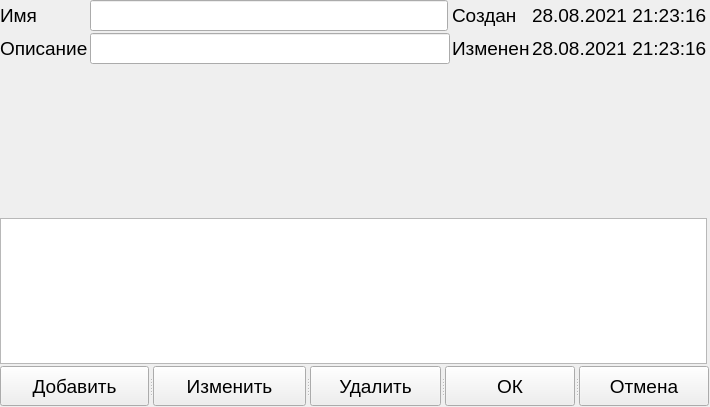
First picture: the form in QtClient/QtClimaClient/Frames/Graphs/TempProfileEditorFrame.ui, repository ciberslavik/climacore, before the edit.
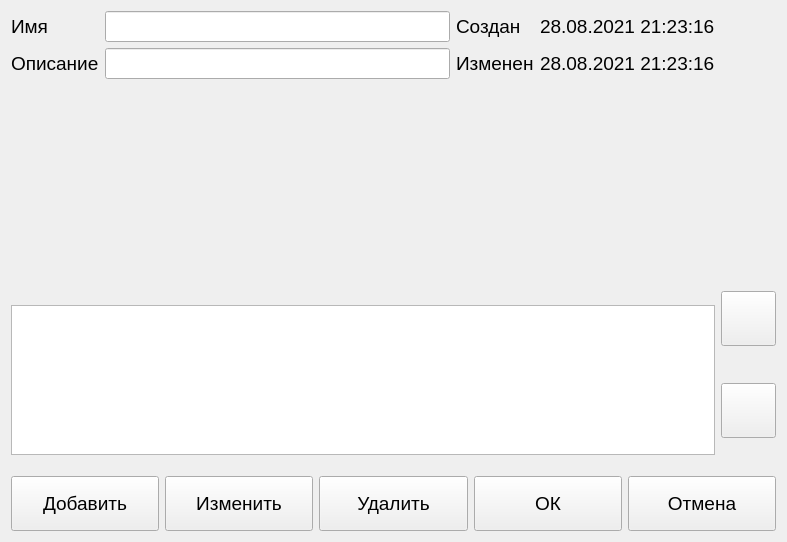
Second picture: the form after the edit. Icons and pictures are not drawn. Custom widgets are drawn as their Qt base class.

```diff
--- a/QtClient/QtClimaClient/Frames/Graphs/TempProfileEditorFrame.ui
+++ b/QtClient/QtClimaClient/Frames/Graphs/TempProfileEditorFrame.ui
@@ -6,8 +6,8 @@
    <rect>
     <x>0</x>
     <y>0</y>
-    <width>710</width>
-    <height>407</height>
+    <width>787</width>
+    <height>542</height>
    </rect>
   </property>
   <property name="font">
@@ -19,58 +19,6 @@
    <string>Form</string>
   </property>
   <layout class="QGridLayout" name="gridLayout">
-   <property name="leftMargin">
-    <number>0</number>
-   </property>
-   <property name="topMargin">
-    <number>0</number>
-   </property>
-   <property name="rightMargin">
-    <number>1</number>
-   </property>
-   <property name="bottomMargin">
-    <number>1</number>
-   </property>
-   <property name="spacing">
-    <number>2</number>
-   </property>
-   <item row="2" column="0" colspan="6">
-    <widget class="QCustomPlot" name="plot" native="true">
-     <property name="minimumSize">
-      <size>
-       <width>0</width>
-       <height>150</height>
-      </size>
-     </property>
-    </widget>
-   </item>
-   <item row="1" column="0">
-    <widget class="QLabel" name="label_3">
-     <property name="text">
-      <string>Описание</string>
-     </property>
-    </widget>
-   </item>
-   <item row="1" column="4">
-    <widget class="QLabel" name="lblEditDate">
-     <property name="text">
-      <string>28.08.2021 21:23:16</string>
-     </property>
-    </widget>
-   </item>
-   <item row="1" column="3">
-    <widget class="QLabel" name="label_6">
-     <property name="text">
-      <string>Изменен</string>
-     </property>
-    </widget>
-   </item>
-   <item row="1" column="1" colspan="2">
-    <widget class="QClickableLineEdit" name="txtDescription"/>
-   </item>
-   <item row="3" column="0" colspan="5">
-    <widget class="QTableView" name="table"/>
-   </item>
    <item row="0" column="0">
     <widget class="QLabel" name="label">
      <property name="text">
@@ -81,30 +29,166 @@
    <item row="0" column="1">
     <widget class="QClickableLineEdit" name="txtName"/>
    </item>
-   <item row="0" column="3">
+   <item row="0" column="2">
     <widget class="QLabel" name="label_4">
      <property name="text">
       <string>Создан</string>
      </property>
     </widget>
    </item>
-   <item row="0" column="4">
+   <item row="0" column="3">
     <widget class="QLabel" name="lblCreationDate">
      <property name="text">
       <string>28.08.2021 21:23:16</string>
      </property>
     </widget>
    </item>
-   <item row="4" column="0" colspan="6">
-    <widget class="QSplitter" name="splitter">
+   <item row="1" column="0">
+    <widget class="QLabel" name="label_3">
+     <property name="text">
+      <string>Описание</string>
+     </property>
+    </widget>
+   </item>
+   <item row="1" column="1">
+    <widget class="QClickableLineEdit" name="txtDescription"/>
+   </item>
+   <item row="1" column="2">
+    <widget class="QLabel" name="label_6">
+     <property name="text">
+      <string>Изменен</string>
+     </property>
+    </widget>
+   </item>
+   <item row="1" column="3">
+    <widget class="QLabel" name="lblEditDate">
+     <property name="text">
+      <string>28.08.2021 21:23:16</string>
+     </property>
+    </widget>
+   </item>
+   <item row="2" column="0" colspan="5">
+    <widget class="QCustomPlot" name="plot" native="true">
+     <property name="minimumSize">
+      <size>
+       <width>0</width>
+       <height>200</height>
+      </size>
+     </property>
+    </widget>
+   </item>
+   <item row="3" column="0" colspan="4">
+    <widget class="QTableView" name="table">
+     <property name="maximumSize">
+      <size>
+       <width>16777215</width>
+       <height>150</height>
+      </size>
+     </property>
+    </widget>
+   </item>
+   <item row="3" column="4">
+    <layout class="QVBoxLayout" name="verticalLayout">
+     <item>
+      <widget class="QPushButton" name="pushButton">
+       <property name="minimumSize">
+        <size>
+         <width>55</width>
+         <height>55</height>
+        </size>
+       </property>
+       <property name="maximumSize">
+        <size>
+         <width>55</width>
+         <height>55</height>
+        </size>
+       </property>
+       <property name="text">
+        <string/>
+       </property>
+       <property name="icon">
+        <iconset resource="../../Resources.qrc">
+         <normaloff>:/Images/circled-left.png</normaloff>:/Images/circled-left.png</iconset>
+       </property>
+       <property name="iconSize">
+        <size>
+         <width>42</width>
+         <height>42</height>
+        </size>
+       </property>
+      </widget>
+     </item>
+     <item>
+      <spacer name="verticalSpacer">
      <property name="orientation">
-      <enum>Qt::Horizontal</enum>
-     </property>
+        <enum>Qt::Vertical</enum>
+       </property>
+       <property name="sizeHint" stdset="0">
+        <size>
+         <width>20</width>
+         <height>40</height>
+        </size>
+       </property>
+      </spacer>
+     </item>
+     <item>
+      <widget class="QPushButton" name="pushButton_2">
+       <property name="minimumSize">
+        <size>
+         <width>55</width>
+         <height>55</height>
+        </size>
+       </property>
+       <property name="maximumSize">
+        <size>
+         <width>55</width>
+         <height>55</height>
+        </size>
+       </property>
+       <property name="text">
+        <string/>
+       </property>
+       <property name="icon">
+        <iconset resource="../../Resources.qrc">
+         <normaloff>:/Images/circled-right.png</normaloff>:/Images/circled-right.png</iconset>
+       </property>
+       <property name="iconSize">
+        <size>
+         <width>42</width>
+         <height>42</height>
+        </size>
+       </property>
+      </widget>
+     </item>
+     <item>
+      <spacer name="verticalSpacer_2">
+       <property name="orientation">
+        <enum>Qt::Vertical</enum>
+       </property>
+       <property name="sizeHint" stdset="0">
+        <size>
+         <width>20</width>
+         <height>40</height>
+        </size>
+       </property>
+      </spacer>
+     </item>
+    </layout>
+   </item>
+   <item row="4" column="0" colspan="5">
+    <layout class="QHBoxLayout" name="horizontalLayout">
+     <item>
      <widget class="QPushButton" name="btnAddPoint">
       <property name="minimumSize">
        <size>
         <width>0</width>
-        <height>40</height>
+         <height>55</height>
+        </size>
+       </property>
+       <property name="maximumSize">
+        <size>
+         <width>16777215</width>
+         <height>55</height>
        </size>
       </property>
       <property name="font">
@@ -115,12 +199,30 @@
       <property name="text">
        <string>Добавить</string>
       </property>
-     </widget>
+       <property name="icon">
+        <iconset resource="../../Resources.qrc">
+         <normaloff>:/Images/icons8-add-property-50.png</normaloff>:/Images/icons8-add-property-50.png</iconset>
+       </property>
+       <property name="iconSize">
+        <size>
+         <width>42</width>
+         <height>42</height>
+        </size>
+       </property>
+      </widget>
+     </item>
+     <item>
      <widget class="QPushButton" name="btnEditPoint">
       <property name="minimumSize">
        <size>
         <width>0</width>
-        <height>40</height>
+         <height>55</height>
+        </size>
+       </property>
+       <property name="maximumSize">
+        <size>
+         <width>16777215</width>
+         <height>55</height>
        </size>
       </property>
       <property name="font">
@@ -131,12 +233,30 @@
       <property name="text">
        <string>Изменить</string>
       </property>
-     </widget>
+       <property name="icon">
+        <iconset resource="../../Resources.qrc">
+         <normaloff>:/Images/icons8-edit-64.png</normaloff>:/Images/icons8-edit-64.png</iconset>
+       </property>
+       <property name="iconSize">
+        <size>
+         <width>42</width>
+         <height>42</height>
+        </size>
+       </property>
+      </widget>
+     </item>
+     <item>
      <widget class="QPushButton" name="btnRemovePoint">
       <property name="minimumSize">
        <size>
         <width>0</width>
-        <height>40</height>
+         <height>55</height>
+        </size>
+       </property>
+       <property name="maximumSize">
+        <size>
+         <width>16777215</width>
+         <height>55</height>
        </size>
       </property>
       <property name="font">
@@ -147,12 +267,30 @@
       <property name="text">
        <string>Удалить</string>
       </property>
-     </widget>
+       <property name="icon">
+        <iconset resource="../../Resources.qrc">
+         <normaloff>:/Images/icons8-remove-64.png</normaloff>:/Images/icons8-remove-64.png</iconset>
+       </property>
+       <property name="iconSize">
+        <size>
+         <width>42</width>
+         <height>42</height>
+        </size>
+       </property>
+      </widget>
+     </item>
+     <item>
      <widget class="QPushButton" name="btnAccept">
       <property name="minimumSize">
        <size>
         <width>0</width>
-        <height>40</height>
+         <height>55</height>
+        </size>
+       </property>
+       <property name="maximumSize">
+        <size>
+         <width>16777215</width>
+         <height>55</height>
        </size>
       </property>
       <property name="font">
@@ -174,7 +312,21 @@
        </size>
       </property>
      </widget>
+     </item>
+     <item>
      <widget class="QPushButton" name="btnCancel">
+       <property name="minimumSize">
+        <size>
+         <width>0</width>
+         <height>55</height>
+        </size>
+       </property>
+       <property name="maximumSize">
+        <size>
+         <width>16777215</width>
+         <height>55</height>
+        </size>
+       </property>
       <property name="text">
        <string>Отмена</string>
       </property>
@@ -189,7 +341,8 @@
        </size>
       </property>
      </widget>
-    </widget>
+     </item>
+    </layout>
    </item>
   </layout>
  </widget>
```
Lines whose indentation alone changed are shown as unchanged.
